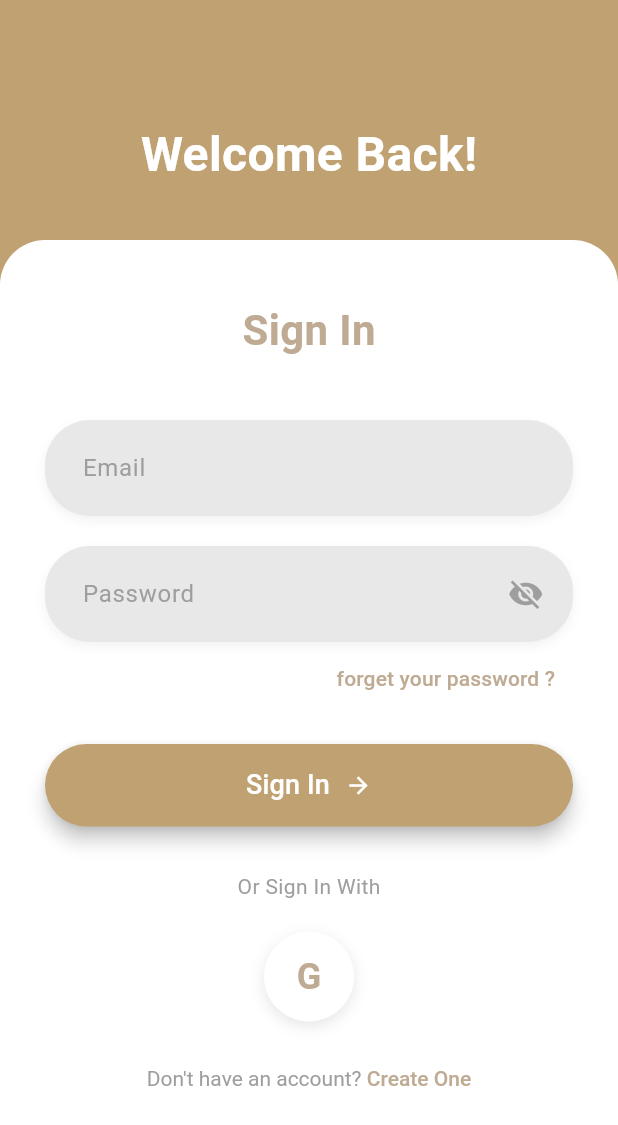
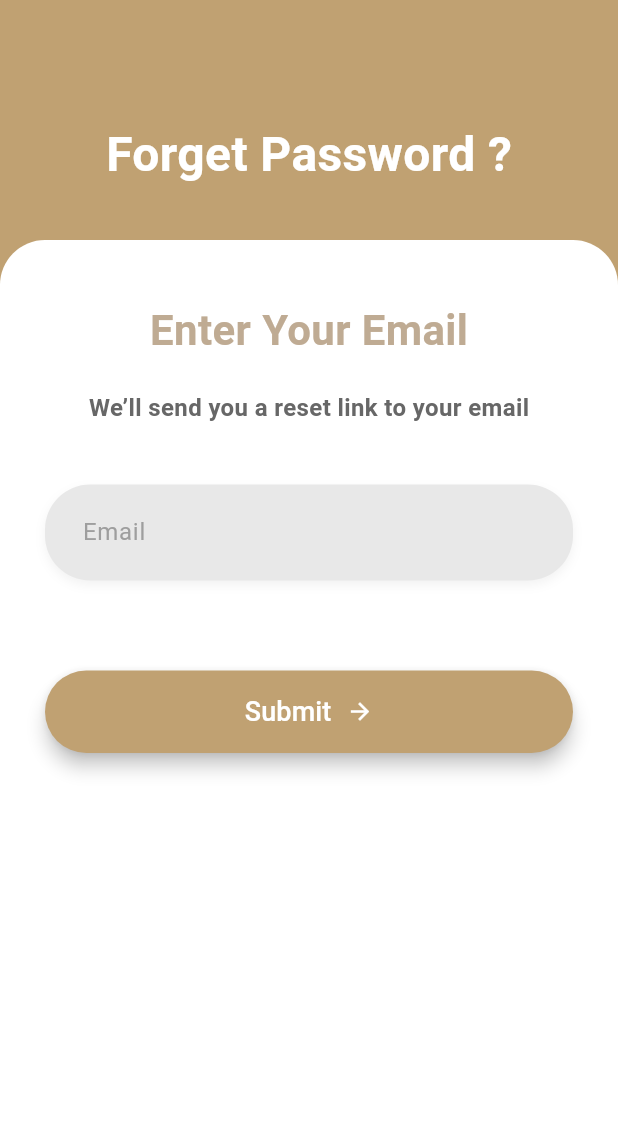
Before and after one commit to Deonmayon/NuadPah, a Flutter app: the screen it shows after launch, after a tap on "forget your password ?", on a phone screen of 412 x 824 dp. Shown: the top 1125 px of the screen. Run offline on Flutter 3.47's test engine with Material 3 defaults, Android fonts, the phone set to English and light mode, and no system bars.

Commit message:
forget #1

```diff
--- /dev/null
+++ b/frontend/lib/pages/forgetpassword/forget.dart
@@ -0,0 +1,177 @@
+import 'package:flutter/material.dart';
+import 'package:flutter/gestures.dart';
+import '/pages/welcome.dart';
+import '/pages/register.dart';
+
+class ForgetPage extends StatefulWidget {
+  const ForgetPage({super.key});
+
+  @override
+  _ForgetPageState createState() => _ForgetPageState();
+}
+
+class _ForgetPageState extends State<ForgetPage> {
+  final TextEditingController _usernameController = TextEditingController();
+  final TextEditingController _passwordController = TextEditingController();
+  String _errorMessage = '';
+
+  void _login() {
+    final username = _usernameController.text;
+    final password = _passwordController.text;
+
+    if (username == 'admin' && password == '1234') {
+      Navigator.push(
+        context,
+        MaterialPageRoute(builder: (context) => WelcomePage()),
+      );
+    } else {
+      setState(() {
+        _errorMessage = 'Invalid email or password';
+      });
+    }
+  }
+
+  void _register() {
+    Navigator.push(
+      context,
+      MaterialPageRoute(builder: (context) => RegisterPage()),
+    );
+  }
+
+  @override
+  Widget build(BuildContext context) {
+    return Scaffold(
+      backgroundColor: Color(0xFFC0A172), // Tan background color
+      body: SingleChildScrollView(
+        child: Container(
+          height: MediaQuery.of(context).size.height,
+          child: Stack(
+            children: [
+              // Welcome Text
+              Positioned(
+                top: 80,
+                left: 0,
+                right: 0,
+                child: Center(
+                  child: Text(
+                    'Forget Password ?',
+                    style: TextStyle(
+                      fontSize: 32,
+                      fontWeight: FontWeight.bold,
+                      color: Colors.white,
+                    ),
+                  ),
+                ),
+              ),
+
+              // White Container with Curved Top
+              Positioned(
+                top: 160,
+                child: Container(
+                  width: MediaQuery.of(context).size.width,
+                  height: MediaQuery.of(context).size.height - 160,
+                  decoration: BoxDecoration(
+                    color: Colors.white,
+                    borderRadius: BorderRadius.only(
+                      topLeft: Radius.circular(30),
+                      topRight: Radius.circular(30),
+                    ),
+                  ),
+                  child: Padding(
+                    padding: EdgeInsets.only(
+                        top: 20, left: 30, right: 30, bottom: 30),
+                    child: Column(
+                      crossAxisAlignment: CrossAxisAlignment.center,
+                      children: [
+                        SizedBox(height: 20),
+                        Text(
+                          'Enter Your Email',
+                          style: TextStyle(
+                            fontSize: 28,
+                            color: Color(0xFFBFAB93),
+                            fontWeight: FontWeight.bold,
+                          ),
+                        ),
+                        SizedBox(height: 20),
+                        Text(
+                          'We’ll send you a reset link to your email',
+                          style: TextStyle(
+                            fontSize: 16,
+                            color: Color(0xFF676767),
+                            fontWeight: FontWeight.bold,
+                          ),
+                        ),
+                        SizedBox(height: 40),
+
+                        // Email TextField
+                        Container(
+                          decoration: BoxDecoration(
+                            color: Color(0xFFE8E8E8),
+                            borderRadius: BorderRadius.circular(30),
+                            boxShadow: [
+                              BoxShadow(
+                                color: Colors.black.withOpacity(0.05),
+                                blurRadius: 5,
+                                offset: Offset(0, 3),
+                              ),
+                            ],
+                          ),
+                          child: TextField(
+                            controller: _usernameController,
+                            decoration: InputDecoration(
+                              hintText: 'Email',
+                              hintStyle: TextStyle(color: Colors.grey),
+                              border: InputBorder.none,
+                              contentPadding: EdgeInsets.symmetric(
+                                  horizontal: 25, vertical: 20),
+                            ),
+                          ),
+                        ),
+                        SizedBox(height: 40),
+
+                        // Sign In Button
+                        SizedBox(height: 20),
+                        Container(
+                          width: double.infinity,
+                          height: 55,
+                          child: ElevatedButton(
+                            onPressed: _login,
+                            style: ElevatedButton.styleFrom(
+                              backgroundColor: Color(0xFFC0A172),
+                              shape: RoundedRectangleBorder(
+                                borderRadius: BorderRadius.circular(30),
+                              ),
+                              elevation: 5,
+                            ),
+                            child: Row(
+                              mainAxisAlignment: MainAxisAlignment.center,
+                              children: [
+                                Text(
+                                  'Submit',
+                                  style: TextStyle(
+                                    color: Colors.white,
+                                    fontSize: 18,
+                                    fontWeight: FontWeight.w500,
+                                  ),
+                                ),
+                                SizedBox(width: 10),
+                                Icon(Icons.arrow_forward, color: Colors.white),
+                              ],
+                            ),
+                          ),
+                        ),
+
+                        SizedBox(height: 30),
+
+                      ],
+                    ),
+                  ),
+                ),
+              ),
+            ],
+          ),
+        ),
+      ),
+    );
+  }
+}
--- /dev/null
+++ b/frontend/lib/pages/login.dart
@@ -0,0 +1,295 @@
+import 'package:flutter/material.dart';
+import 'package:flutter/gestures.dart';
+import 'welcome.dart';
+import 'register.dart';
+import '/pages/forgetpassword/forget.dart';
+
+class LoginPage extends StatefulWidget {
+  const LoginPage({super.key});
+
+  @override
+  _LoginPageState createState() => _LoginPageState();
+}
+
+class _LoginPageState extends State<LoginPage> {
+  final TextEditingController _usernameController = TextEditingController();
+  final TextEditingController _passwordController = TextEditingController();
+  String _errorMessage = '';
+
+  void _login() {
+    final username = _usernameController.text;
+    final password = _passwordController.text;
+
+    if (username == 'admin' && password == '1234') {
+      Navigator.push(
+        context,
+        MaterialPageRoute(builder: (context) => WelcomePage()),
+      );
+    } else {
+      setState(() {
+        _errorMessage = 'Invalid email or password';
+      });
+    }
+  }
+
+  void _register() {
+    Navigator.push(
+      context,
+      MaterialPageRoute(builder: (context) => RegisterPage()),
+    );
+  }
+
+  void _forget() {
+    Navigator.push(
+      context,
+      MaterialPageRoute(builder: (context) => ForgetPage()),
+    );
+  }
+
+  @override
+  Widget build(BuildContext context) {
+    return Scaffold(
+      backgroundColor: Color(0xFFC0A172), // Tan background color
+      body: SingleChildScrollView(
+        child: Container(
+          height: MediaQuery.of(context).size.height,
+          child: Stack(
+            children: [
+              // Welcome Text
+              Positioned(
+                top: 80,
+                left: 0,
+                right: 0,
+                child: Center(
+                  child: Text(
+                    'Welcome Back!',
+                    style: TextStyle(
+                      fontSize: 32,
+                      fontWeight: FontWeight.bold,
+                      color: Colors.white,
+                    ),
+                  ),
+                ),
+              ),
+
+              // White Container with Curved Top
+              Positioned(
+                top: 160,
+                child: Container(
+                  width: MediaQuery.of(context).size.width,
+                  height: MediaQuery.of(context).size.height - 160,
+                  decoration: BoxDecoration(
+                    color: Colors.white,
+                    borderRadius: BorderRadius.only(
+                      topLeft: Radius.circular(30),
+                      topRight: Radius.circular(30),
+                    ),
+                  ),
+                  child: Padding(
+                    padding: EdgeInsets.only(
+                        top: 20, left: 30, right: 30, bottom: 30),
+                    child: Column(
+                      crossAxisAlignment: CrossAxisAlignment.center,
+                      children: [
+                        SizedBox(height: 20),
+                        Text(
+                          'Sign In',
+                          style: TextStyle(
+                            fontSize: 28,
+                            color: Color(0xFFBFAB93),
+                            fontWeight: FontWeight.bold,
+                          ),
+                        ),
+                        SizedBox(height: 40),
+
+                        // Email TextField
+                        Container(
+                          decoration: BoxDecoration(
+                            color: Color(0xFFE8E8E8),
+                            borderRadius: BorderRadius.circular(30),
+                            boxShadow: [
+                              BoxShadow(
+                                color: Colors.black.withOpacity(0.05),
+                                blurRadius: 5,
+                                offset: Offset(0, 3),
+                              ),
+                            ],
+                          ),
+                          child: TextField(
+                            controller: _usernameController,
+                            decoration: InputDecoration(
+                              hintText: 'Email',
+                              hintStyle: TextStyle(color: Colors.grey),
+                              border: InputBorder.none,
+                              contentPadding: EdgeInsets.symmetric(
+                                  horizontal: 25, vertical: 20),
+                            ),
+                          ),
+                        ),
+                        SizedBox(height: 20),
+
+                        // Password TextField
+                        Container(
+                          decoration: BoxDecoration(
+                            color: Color(0xFFE8E8E8),
+                            borderRadius: BorderRadius.circular(30),
+                            boxShadow: [
+                              BoxShadow(
+                                color: Colors.black.withOpacity(0.05),
+                                blurRadius: 5,
+                                offset: Offset(0, 3),
+                              ),
+                            ],
+                          ),
+                          child: TextField(
+                            controller: _passwordController,
+                            obscureText: true,
+                            decoration: InputDecoration(
+                              hintText: 'Password',
+                              hintStyle: TextStyle(color: Colors.grey),
+                              border: InputBorder.none,
+                              contentPadding: EdgeInsets.symmetric(
+                                  horizontal: 25, vertical: 20),
+                              suffixIcon: Padding(
+                                padding: EdgeInsets.only(right: 15),
+                                child: Icon(Icons.visibility_off,
+                                    color: Colors.grey),
+                              ),
+                            ),
+                          ),
+                        ),
+
+                        if (_errorMessage.isNotEmpty)
+                          Padding(
+                            padding: EdgeInsets.only(top: 8),
+                            child: Text(
+                              _errorMessage,
+                              style: TextStyle(color: Colors.red),
+                            ),
+                          ),
+
+                        // Forget Password Link
+                        Align(
+                          alignment: Alignment.centerRight,
+                          child: TextButton(
+                           onPressed: _forget,
+                            child: Text(
+                              'forget your password ?',
+                              style: TextStyle(
+                                color: Color(0xFFBFAB93),
+                                fontSize: 14,
+                              ),
+                            ),
+                          ),
+                        ),
+                        SizedBox(height: 20),
+
+                        // Sign In Button
+                        Container(
+                          width: double.infinity,
+                          height: 55,
+                          child: ElevatedButton(
+                            onPressed: _login,
+                            style: ElevatedButton.styleFrom(
+                              backgroundColor: Color(0xFFC0A172),
+                              shape: RoundedRectangleBorder(
+                                borderRadius: BorderRadius.circular(30),
+                              ),
+                              elevation: 5,
+                            ),
+                            child: Row(
+                              mainAxisAlignment: MainAxisAlignment.center,
+                              children: [
+                                Text(
+                                  'Sign In',
+                                  style: TextStyle(
+                                    color: Colors.white,
+                                    fontSize: 18,
+                                    fontWeight: FontWeight.w500,
+                                  ),
+                                ),
+                                SizedBox(width: 10),
+                                Icon(Icons.arrow_forward, color: Colors.white),
+                              ],
+                            ),
+                          ),
+                        ),
+
+                        SizedBox(height: 30),
+
+                        // Or Sign In With Text
+                        Center(
+                          child: Text(
+                            'Or Sign In With',
+                            style: TextStyle(
+                              color: Colors.grey,
+                              fontSize: 14,
+                            ),
+                          ),
+                        ),
+
+                        SizedBox(height: 20),
+
+                        // Google Sign In Button
+                        Center(
+                          child: Container(
+                            width: 60,
+                            height: 60,
+                            decoration: BoxDecoration(
+                              shape: BoxShape.circle,
+                              color: Colors.white,
+                              boxShadow: [
+                                BoxShadow(
+                                  color: Colors.black.withOpacity(0.1),
+                                  blurRadius: 8,
+                                  offset: Offset(0, 3),
+                                ),
+                              ],
+                            ),
+                            child: Center(
+                              child: Text(
+                                'G',
+                                style: TextStyle(
+                                  fontSize: 24,
+                                  color: Color(0xFFBFAB93),
+                                  fontWeight: FontWeight.bold,
+                                ),
+                              ),
+                            ),
+                          ),
+                        ),
+
+                        SizedBox(height: 30),
+
+                        // Create Account Link
+                        Center(
+                          child: RichText(
+                            text: TextSpan(
+                              text: "Don't have an account? ",
+                              style: TextStyle(color: Colors.grey),
+                              children: [
+                                TextSpan(
+                                  text: 'Create One',
+                                  style: TextStyle(
+                                    color: Color(0xFFBFAB93),
+                                    fontWeight: FontWeight.w500,
+                                  ),
+                                  recognizer: TapGestureRecognizer()
+                                    ..onTap = _register,
+                                ),
+                              ],
+                            ),
+                          ),
+                        ),
+                      ],
+                    ),
+                  ),
+                ),
+              ),
+            ],
+          ),
+        ),
+      ),
+    );
+  }
+}
```
Also changed, not shown: frontend/lib/pages/forgetpassword/otp.dart (added, +187 -0 lines), frontend/lib/pages/forgetpassword/reset.dart (renamed from frontend/lib/login.dart, +6 -6 lines), frontend/lib/pages/main.dart (renamed from frontend/lib/main.dart), frontend/lib/pages/register.dart (renamed from frontend/lib/register.dart), frontend/lib/pages/welcome.dart (renamed from frontend/lib/welcome.dart), 1 other file.
